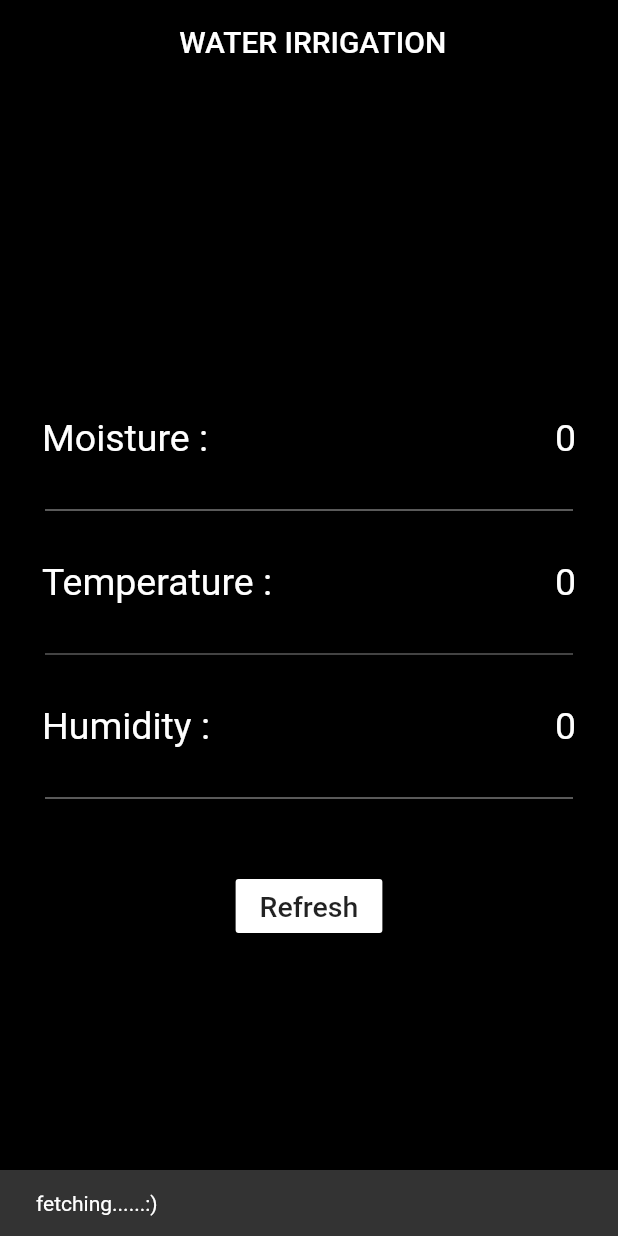
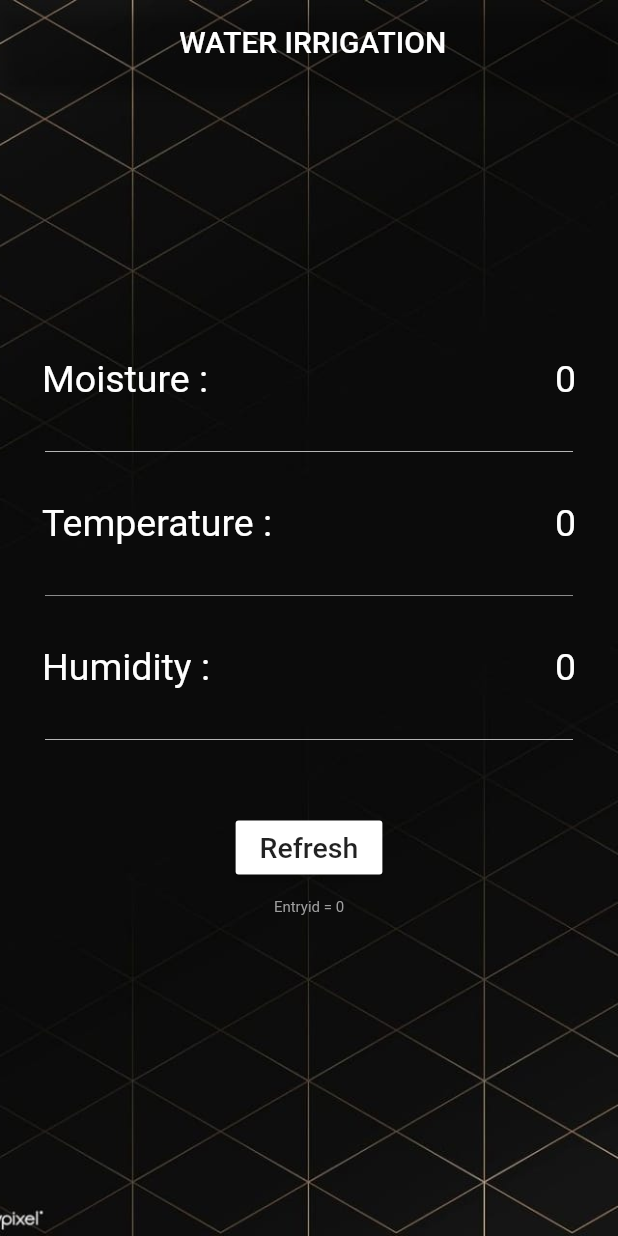
Before and after one commit to sufiyanas/Automatic-smart-water-irrigation, a Flutter app: the screen it shows after launch, after a tap on "Refresh", on a phone screen of 412 x 824 dp. Run offline on Flutter 3.47's test engine with Material 2 defaults, Android fonts, the light colour scheme and no system bars; network calls fail.

Commit message:
final commit

```diff
--- a/lib/Home/home.dart
+++ b/lib/Home/home.dart
@@ -11,95 +11,96 @@ class HomeScreen extends StatefulWidget {
 }
 
 class _HomeScreenState extends State<HomeScreen> {
-  @override
-  void initState() {
-    super.initState();
-    makeHttpRequest(context);
-  }
-
+  bool isLoading = false;
   String moisture = "0";
   String temperature = "0";
   String humidity = "0";
+  String entryID = "0";
+  bool isHttpRequest = false;
+
+  // void initState() {
+  //   // TODO: implement initState
+  //   super.initState();
+
+  //   makeHttpRequest(context);
+  // }
 
   void makeHttpRequest(BuildContext context) async {
-    log("clicked");
+    log("called");
+    showDialog(
+      context: context,
+      barrierDismissible: false,
+      builder: (BuildContext context) {
+        return AlertDialog(
+          title: const Text('Fetching Data'),
+          content: const Text('Please wait...'),
+        );
+      },
+    );
 
     var url = Uri.parse(
-        'https://api.thingspeak.com/channels/2215399/fields/1.json?api_key=LS8VC0KIFFQ1UNCF&results=2');
+        'https://api.thingspeak.com/channels/2215399/feeds.json?api_key=LS8VC0KIFFQ1UNCF&results=2');
 
+    try {
       var response = await http.get(url);
 
       if (response.statusCode == 200) {
-      // Request successful, parse response
+        log(200.toString());
         var responseData = jsonDecode(response.body);
-      var channel = responseData['channel'];
+        var feeds = responseData['feeds'];
+
+        if (feeds != null && feeds.isNotEmpty) {
+          var latestFeed = feeds.last;
+          log(latestFeed.toString());
           setState(() {
-        moisture = channel['field1'];
-        temperature = channel['field2'];
-        humidity = channel['field3'];
+            entryID = latestFeed['entry_id'] != null
+                ? latestFeed['entry_id'].toString()
+                : "0";
+            moisture = latestFeed['field1'] != null
+                ? latestFeed['field1'].toString()
+                : "0";
+            temperature = latestFeed['field2'] != null
+                ? latestFeed['field2'].toString()
+                : "0";
+            humidity = latestFeed['field3'] != null
+                ? latestFeed['field3'].toString()
+                : "0";
           });
-
-      // Process responseData as needed
-      // print(responseData);
+        }
       } else {
-      // ScaffoldMessenger.of(context).showSnackBar(
-      //   SnackBar(
-      //     content: Text('Something went wrong .....:('),
-      //   ),
-      // );
-      // Request failed, print error me
-      // ssage
         print('Request failed with status: ${response.statusCode}');
       }
-  }
-
-  void buttonclick(BuildContext context) async {
-    log("clicked");
-    ScaffoldMessenger.of(context).showSnackBar(
-      const SnackBar(
-        content: Text('fetching......:)'),
-      ),
-    );
-    var url = Uri.parse(
-        'https://api.thingspeak.com/channels/2215399/fields/1.json?api_key=LS8VC0KIFFQ1UNCF&results=2');
-
-    var response = await http.get(url);
-
-    if (response.statusCode == 200) {
-      // Request successful, parse response
-      var responseData = jsonDecode(response.body);
-      var channel = responseData['channel'];
-      setState(() {
-        moisture = channel['field1'];
-        temperature = channel['field2'];
-        humidity = channel['field3'];
-      });
-
-      ScaffoldMessenger.of(context).showSnackBar(
-        const SnackBar(
-          content: Text('Updated with new value......:)'),
-        ),
-      );
-    } else {
-      ScaffoldMessenger.of(context).showSnackBar(
-        const SnackBar(
-          content: Text('Something wend Wrong......:('),
-        ),
-      );
-      print('Request failed with status: ${response.statusCode}');
+    } catch (error) {
+      print('Error: $error');
+    } finally {
+      Navigator.of(context).pop(); // Close the alert dialog
     }
   }
 
   @override
   Widget build(BuildContext context) {
+    WidgetsBinding.instance.addPostFrameCallback((
+      _,
+    ) {
+      if (!isHttpRequest) {
+        isHttpRequest = true;
+        makeHttpRequest(context);
+      }
+    });
     return Scaffold(
+      extendBodyBehindAppBar: true,
       backgroundColor: Colors.black,
       appBar: AppBar(
         title: const Text(" WATER IRRIGATION"),
         centerTitle: true,
         backgroundColor: Colors.transparent,
       ),
-      body: Column(
+      body: Container(
+        decoration: const BoxDecoration(
+            image: DecorationImage(
+                image: AssetImage("assets/backgroundImage.jpg"),
+                fit: BoxFit.cover)),
+        child: Column(
           mainAxisAlignment: MainAxisAlignment.center,
           children: [
             Customtile(leadingText: "Moisture :", trailingtext: moisture),
@@ -131,11 +132,20 @@ class _HomeScreenState extends State<HomeScreen> {
             MaterialButton(
               color: Colors.white,
               onPressed: () async {
-              buttonclick(context);
+                makeHttpRequest(context);
+
+                // buttonclick(context);
               },
-            child: const Text("Refresh", style: const TextStyle(fontSize: 19)),
-          )
+              child:
+                  const Text("Refresh", style: const TextStyle(fontSize: 19)),
+            ),
+            SizedBox(
+              height: 10,
+            ),
+            Text("Entryid = $entryID",
+                style: const TextStyle(color: Colors.grey, fontSize: 10)),
           ],
+        ),
       ),
     );
   }
--- a/pubspec.yaml
+++ b/pubspec.yaml
@@ -61,6 +61,7 @@ flutter:
   # To add assets to your application, add an assets section, like this:
   assets:
     - assets/bFeKp7 (1).jpg
+    - assets/backgroundImage.jpg
   #   - images/a_dot_ham.jpeg
 
   # An image asset can refer to one or more resolution-specific "variants", see
```
Also changed, not shown: assets/backgroundImage.jpg (added). Lines whose indentation alone changed are shown as unchanged.
